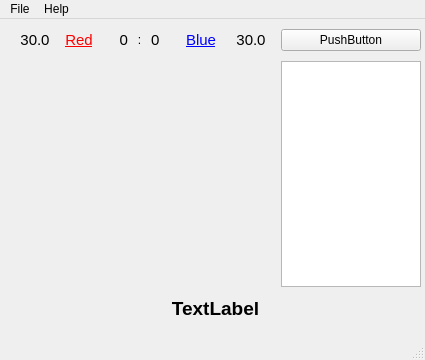
The window that src/gui/window.ui (vuvko/testergui) describes before a commit, drawn with Qt 5.
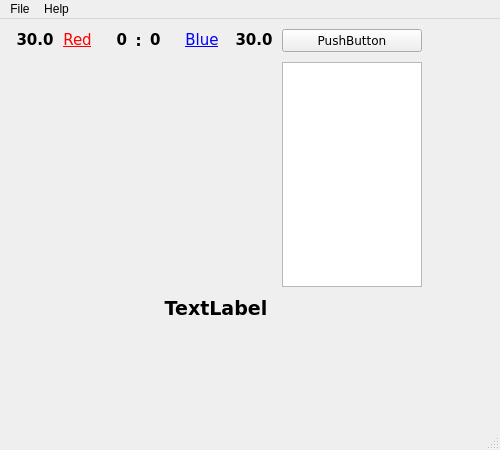
The same window after the commit. Icons and pictures are not drawn.

```diff
--- a/src/gui/window.ui
+++ b/src/gui/window.ui
@@ -6,14 +6,14 @@
    <rect>
     <x>0</x>
     <y>0</y>
-    <width>425</width>
-    <height>360</height>
+    <width>500</width>
+    <height>450</height>
    </rect>
   </property>
   <property name="minimumSize">
    <size>
-    <width>420</width>
-    <height>360</height>
+    <width>500</width>
+    <height>450</height>
    </size>
   </property>
   <property name="windowTitle">
@@ -35,7 +35,7 @@
      <rect>
       <x>0</x>
       <y>0</y>
-      <width>431</width>
+      <width>432</width>
       <height>311</height>
      </rect>
     </property>
@@ -69,6 +69,11 @@
          <height>0</height>
         </size>
        </property>
+       <property name="font">
+        <font>
+         <family>Verdana</family>
+        </font>
+       </property>
        <property name="text">
         <string>PushButton</string>
        </property>
@@ -90,6 +95,7 @@
        </property>
        <property name="font">
         <font>
+         <family>Verdana</family>
          <pointsize>14</pointsize>
          <weight>75</weight>
          <bold>true</bold>
@@ -140,7 +146,10 @@
          </property>
          <property name="font">
           <font>
+           <family>Verdana</family>
            <pointsize>11</pointsize>
+           <weight>75</weight>
+           <bold>true</bold>
           </font>
          </property>
          <property name="text">
@@ -155,6 +164,7 @@
         <widget class="QLabel" name="captA">
          <property name="font">
           <font>
+           <family>Verdana</family>
            <pointsize>11</pointsize>
           </font>
          </property>
@@ -191,7 +201,10 @@
          </property>
          <property name="font">
           <font>
+           <family>Verdana</family>
            <pointsize>11</pointsize>
+           <weight>75</weight>
+           <bold>true</bold>
           </font>
          </property>
          <property name="text">
@@ -210,6 +223,14 @@
            <height>16777215</height>
           </size>
          </property>
+         <property name="font">
+          <font>
+           <family>Verdana</family>
+           <pointsize>11</pointsize>
+           <weight>75</weight>
+           <bold>true</bold>
+          </font>
+         </property>
          <property name="text">
           <string>:</string>
          </property>
@@ -240,7 +261,10 @@
          </property>
          <property name="font">
           <font>
+           <family>Verdana</family>
            <pointsize>11</pointsize>
+           <weight>75</weight>
+           <bold>true</bold>
           </font>
          </property>
          <property name="text">
@@ -252,6 +276,7 @@
         <widget class="QLabel" name="captB">
          <property name="font">
           <font>
+           <family>Verdana</family>
            <pointsize>11</pointsize>
           </font>
          </property>
@@ -288,7 +313,10 @@
          </property>
          <property name="font">
           <font>
+           <family>Verdana</family>
            <pointsize>11</pointsize>
+           <weight>75</weight>
+           <bold>true</bold>
           </font>
          </property>
          <property name="text">
@@ -437,7 +465,7 @@
     <rect>
      <x>0</x>
      <y>0</y>
-     <width>425</width>
+     <width>500</width>
      <height>21</height>
     </rect>
    </property>
```
